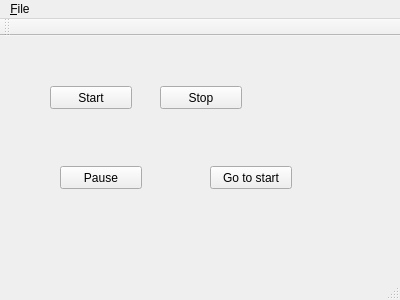
Before: the Qt Designer form MainWindow.ui in Riateche/transcribe1, drawn with Qt 5.
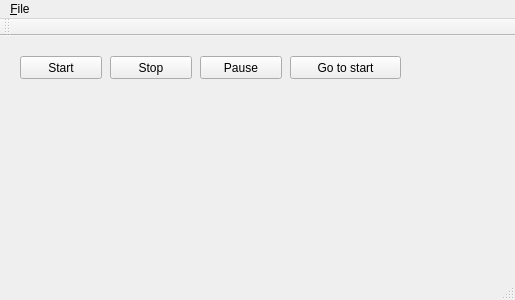
After: the same form once the commit is applied. Icons and pictures are not drawn.

```diff
--- a/MainWindow.ui
+++ b/MainWindow.ui
@@ -6,7 +6,7 @@
    <rect>
     <x>0</x>
     <y>0</y>
-    <width>400</width>
+    <width>515</width>
     <height>300</height>
    </rect>
   </property>
@@ -17,8 +17,8 @@
    <widget class="QPushButton" name="start">
     <property name="geometry">
      <rect>
-      <x>50</x>
-      <y>50</y>
+      <x>20</x>
+      <y>20</y>
       <width>82</width>
       <height>23</height>
      </rect>
@@ -26,18 +26,19 @@
     <property name="text">
      <string>Start</string>
     </property>
-    <property name="checkable">
-     <bool>false</bool>
+    <property name="icon">
+     <iconset resource="resources.qrc">
+      <normaloff>:/icons/media-playback-start-symbolic.symbolic.png</normaloff>:/icons/media-playback-start-symbolic.symbolic.png</iconset>
     </property>
-    <property name="checked">
-     <bool>false</bool>
+    <property name="checkable">
+     <bool>true</bool>
     </property>
    </widget>
    <widget class="QPushButton" name="stop">
     <property name="geometry">
      <rect>
-      <x>160</x>
-      <y>50</y>
+      <x>110</x>
+      <y>20</y>
       <width>82</width>
       <height>23</height>
      </rect>
@@ -49,8 +50,8 @@
    <widget class="QPushButton" name="togglePause">
     <property name="geometry">
      <rect>
-      <x>60</x>
-      <y>130</y>
+      <x>200</x>
+      <y>20</y>
       <width>82</width>
       <height>23</height>
      </rect>
@@ -65,9 +66,9 @@
    <widget class="QPushButton" name="goToStart">
     <property name="geometry">
      <rect>
-      <x>210</x>
-      <y>130</y>
-      <width>82</width>
+      <x>290</x>
+      <y>20</y>
+      <width>111</width>
       <height>23</height>
      </rect>
     </property>
@@ -81,8 +82,8 @@
     <rect>
      <x>0</x>
      <y>0</y>
-     <width>400</width>
-     <height>20</height>
+     <width>515</width>
+     <height>22</height>
     </rect>
    </property>
    <widget class="QMenu" name="menuFile">
```
Left out of the diff: 16 changed lines with no effect on the pictures.
